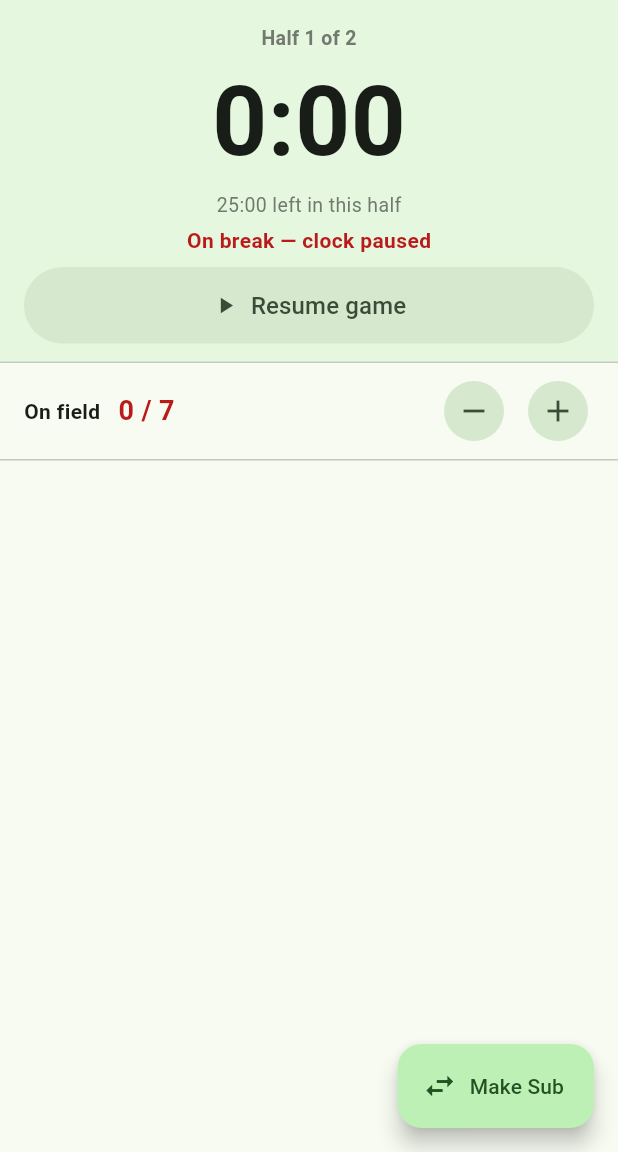
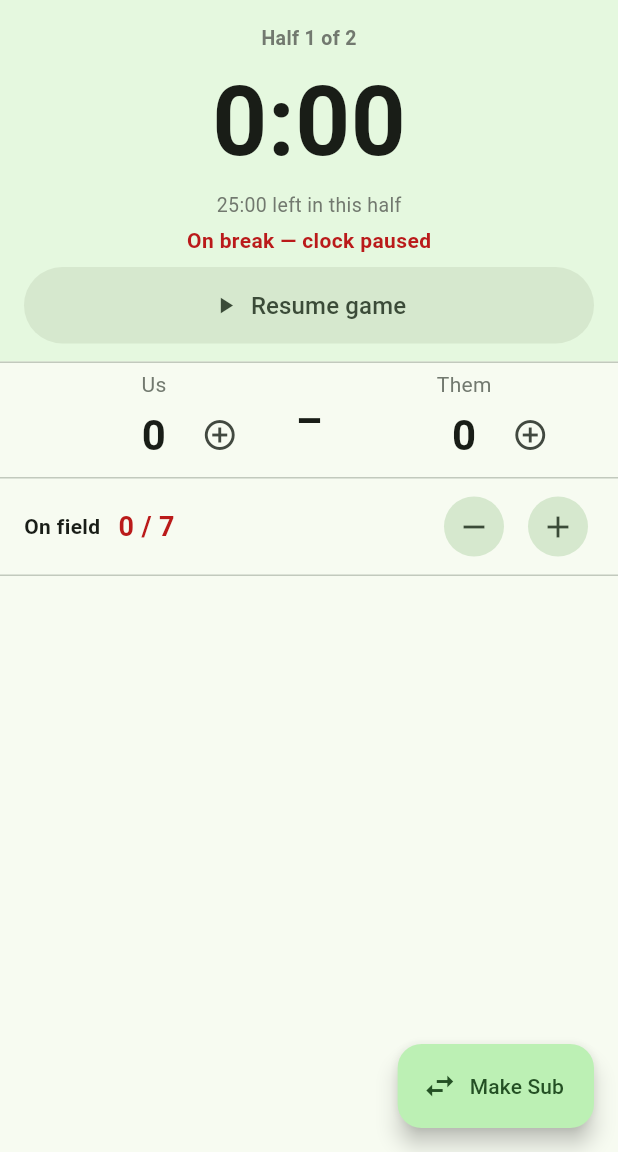
Before and after one commit to YuckiestPenguin/put-me-in-coach, a Flutter app: the GameScreen screen opened directly, on a phone screen of 412 x 824 dp, the part 84-1236 px from its top. Run offline on Flutter 3.47's test engine with Material 3 defaults, Android fonts, the phone set to English and light mode, and no system bars; our stand-ins replace audioplayers, cloud_firestore, firebase_auth, firebase_core, shared_preferences, vibration and 1 more; accounts and stored records are empty.

Commit message:
Keep score during a game
Adds a live score bar: our score counts player goals automatically (plus
goals with no scorer), the other team has its own counter, and a banner
appears when the league's extra-player rule allows an extra player. The
final score is saved with the game and shown in the summary and history.

Closes #7

Co-Authored-By: Claude Sonnet 5.5 <noreply@anthropic.com>

```diff
--- a/lib/models/game_state.dart
+++ b/lib/models/game_state.dart
@@ -124,6 +124,8 @@ class GameState extends ChangeNotifier {
     _timer?.cancel();
     _timer = null;
     roster.clear();
+    unattributedGoals = 0;
+    theirScore = 0;
     teamId = teamName = leagueId = leagueName = null;
     extraPlayerTrailingBy = null;
     onFieldTarget = 7;
@@ -207,7 +209,57 @@ class GameState extends ChangeNotifier {
   void _sortRoster() => roster
       .sort((a, b) => a.name.toLowerCase().compareTo(b.name.toLowerCase()));
 
+  // ---- Score --------------------------------------------------------------
+
+  /// Our goals that no player gets credit for (an own goal by the other team,
+  /// or goals a removed player had scored), so the score never drops.
+  int unattributedGoals = 0;
+
+  /// The other team's goals.
+  int theirScore = 0;
+
+  /// Our score: every player's goals plus any unattributed ones.
+  int get ourScore =>
+      roster.fold<int>(0, (n, p) => n + p.goals) + unattributedGoals;
+
+  /// How far we're behind (negative when ahead).
+  int get trailingBy => theirScore - ourScore;
+
+  /// True while the league lets us put an extra player on the field because
+  /// we're trailing by more than its threshold.
+  bool get extraPlayerAllowed =>
+      gameStarted &&
+      !gameEnded &&
+      extraPlayerTrailingBy != null &&
+      trailingBy > extraPlayerTrailingBy!;
+
+  void addTheirGoal() {
+    theirScore++;
+    _save();
+    notifyListeners();
+  }
+
+  void undoTheirGoal() {
+    if (theirScore > 0) theirScore--;
+    _save();
+    notifyListeners();
+  }
+
+  void addUnattributedGoal() {
+    unattributedGoals++;
+    _save();
+    notifyListeners();
+  }
+
+  void undoUnattributedGoal() {
+    if (unattributedGoals > 0) unattributedGoals--;
+    _save();
+    notifyListeners();
+  }
+
   void removePlayer(int id) {
+    // Keep their goals in our score.
+    unattributedGoals += roster.firstWhere((p) => p.id == id).goals;
     roster.removeWhere((p) => p.id == id);
     _save();
     notifyListeners();
@@ -288,6 +340,8 @@ class GameState extends ChangeNotifier {
     clockRunning = true;
     gameSeconds = 0;
     lastAlertSecond = 0;
+    unattributedGoals = 0;
+    theirScore = 0;
     for (final p in roster) {
       p.secondsPlayed = 0;
       p.goals = 0;
@@ -472,6 +526,8 @@ class GameState extends ChangeNotifier {
     endedAt = null;
     gameSeconds = 0;
     lastAlertSecond = 0;
+    unattributedGoals = 0;
+    theirScore = 0;
     for (final p in roster) {
       p.secondsPlayed = 0;
       p.onField = false;
@@ -512,6 +568,8 @@ class GameState extends ChangeNotifier {
         'teamName': teamName,
         'leagueId': leagueId,
         'leagueName': leagueName,
+        'ourScore': ourScore,
+        'theirScore': theirScore,
         'startedAt': startedAt?.toIso8601String(),
         'endedAt': endedAt?.toIso8601String(),
         'gameSeconds': gameSeconds,
@@ -542,6 +600,8 @@ class GameState extends ChangeNotifier {
         'leagueId': leagueId,
         'leagueName': leagueName,
         'extraPlayerTrailingBy': extraPlayerTrailingBy,
+        'unattributedGoals': unattributedGoals,
+        'theirScore': theirScore,
         'startedAt': startedAt?.toIso8601String(),
         'endedAt': endedAt?.toIso8601String(),
         'gameSeconds': gameSeconds,
@@ -563,6 +623,8 @@ class GameState extends ChangeNotifier {
     leagueId = json['leagueId'] as String?;
     leagueName = json['leagueName'] as String?;
     extraPlayerTrailingBy = json['extraPlayerTrailingBy'] as int?;
+    unattributedGoals = json['unattributedGoals'] as int? ?? 0;
+    theirScore = json['theirScore'] as int? ?? 0;
     startedAt = DateTime.tryParse(json['startedAt'] as String? ?? '');
     endedAt = DateTime.tryParse(json['endedAt'] as String? ?? '');
     gameSeconds = json['gameSeconds'] as int? ?? 0;
--- a/lib/screens/game_screen.dart
+++ b/lib/screens/game_screen.dart
@@ -258,6 +258,8 @@ class _GameScreenState extends State<GameScreen> {
             ),
           _ClockPanel(state: state),
           const Divider(height: 1),
+          _ScoreBar(state: state),
+          const Divider(height: 1),
           _FieldCountBar(state: state),
           const Divider(height: 1),
           Expanded(
@@ -432,3 +434,125 @@ class _FieldCountBar extends StatelessWidget {
     );
   }
 }
+
+/// Live score. Our side counts player goals automatically (tap ⚽ on a player);
+/// the + here adds a goal with no scorer, such as an own goal by the other
+/// team. Also flags when the league allows an extra player.
+class _ScoreBar extends StatelessWidget {
+  final GameState state;
+  const _ScoreBar({required this.state});
+
+  @override
+  Widget build(BuildContext context) {
+    final scheme = Theme.of(context).colorScheme;
+    final editable = !state.gameEnded;
+    final big = Theme.of(context)
+        .textTheme
+        .headlineMedium
+        ?.copyWith(fontWeight: FontWeight.bold);
+
+    Widget side({
+      required String label,
+      required int score,
+      required VoidCallback? onMinus,
+      required VoidCallback? onPlus,
+      required String plusTip,
+    }) {
+      return Expanded(
+        child: Column(
+          children: [
+            Text(label, style: TextStyle(color: scheme.outline)),
+            Row(
+              mainAxisAlignment: MainAxisAlignment.center,
+              children: [
+                SizedBox(
+                  width: 40,
+                  child: onMinus == null
+                      ? null
+                      : IconButton(
+                          tooltip: 'Take one away',
+                          onPressed: onMinus,
+                          icon: const Icon(Icons.remove_circle_outline),
+                        ),
+                ),
+                SizedBox(
+                  width: 48,
+                  child: Text('$score', textAlign: TextAlign.center, style: big),
+                ),
+                SizedBox(
+                  width: 40,
+                  child: onPlus == null
+                      ? null
+                      : IconButton(
+                          tooltip: plusTip,
+                          onPressed: onPlus,
+                          icon: const Icon(Icons.add_circle_outline),
+                        ),
+                ),
+              ],
+            ),
+          ],
+        ),
+      );
+    }
+
+    return Padding(
+      padding: const EdgeInsets.symmetric(horizontal: 8, vertical: 4),
+      child: Column(
+        children: [
+          Row(
+            children: [
+              side(
+                label: state.teamName ?? 'Us',
+                score: state.ourScore,
+                onMinus: editable && state.unattributedGoals > 0
+                    ? state.undoUnattributedGoal
+                    : null,
+                onPlus: editable
+                    ? () {
+                        Alerts.tap();
+                        state.addUnattributedGoal();
+                      }
+                    : null,
+                plusTip: 'Goal with no scorer (e.g. an own goal by them)',
+              ),
+              Text('–', style: big),
+              side(
+                label: 'Them',
+                score: state.theirScore,
+                onMinus: editable && state.theirScore > 0
+                    ? state.undoTheirGoal
+                    : null,
+                onPlus: editable
+                    ? () {
+                        Alerts.tap();
+                        state.addTheirGoal();
+                      }
+                    : null,
+                plusTip: 'Their goal',
+              ),
+            ],
+          ),
+          if (state.extraPlayerAllowed)
+            Container(
+              width: double.infinity,
+              margin: const EdgeInsets.only(bottom: 6),
+              padding: const EdgeInsets.symmetric(vertical: 6, horizontal: 12),
+              decoration: BoxDecoration(
+                color: scheme.tertiaryContainer,
+                borderRadius: BorderRadius.circular(8),
+              ),
+              child: Text(
+                'Down by ${state.trailingBy} — you may add an extra player',
+                textAlign: TextAlign.center,
+                style: TextStyle(
+                  color: scheme.onTertiaryContainer,
+                  fontWeight: FontWeight.w600,
+                ),
+              ),
+            ),
+        ],
+      ),
+    );
+  }
+}
--- a/lib/screens/history_screen.dart
+++ b/lib/screens/history_screen.dart
@@ -101,6 +101,7 @@ class _GameTile extends StatelessWidget {
       title: Text(title),
       subtitle: Text([
         if (data['teamName'] != null) data['teamName'],
+        ?resultText(data),
         mmss(data['gameSeconds'] as int? ?? 0),
         '$present players',
         '$goals goals',
```
Also changed, not shown: lib/util/format.dart (+10 -0 lines), lib/widgets/game_summary_sheet.dart (+11 -0 lines), 1 other file.
